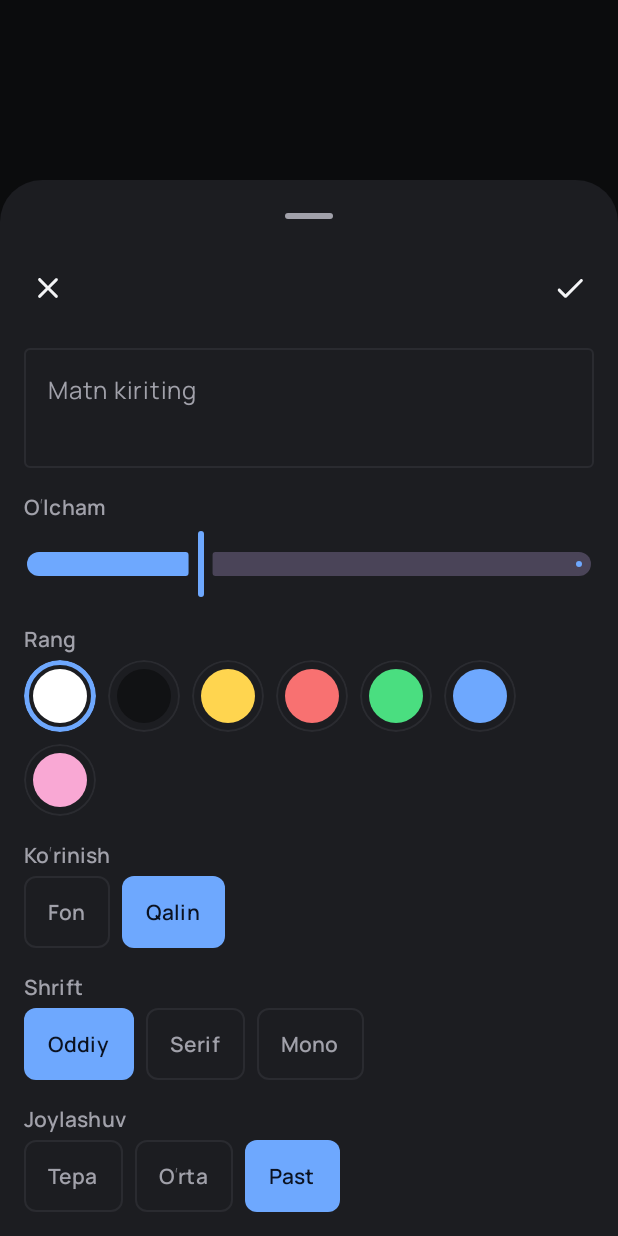
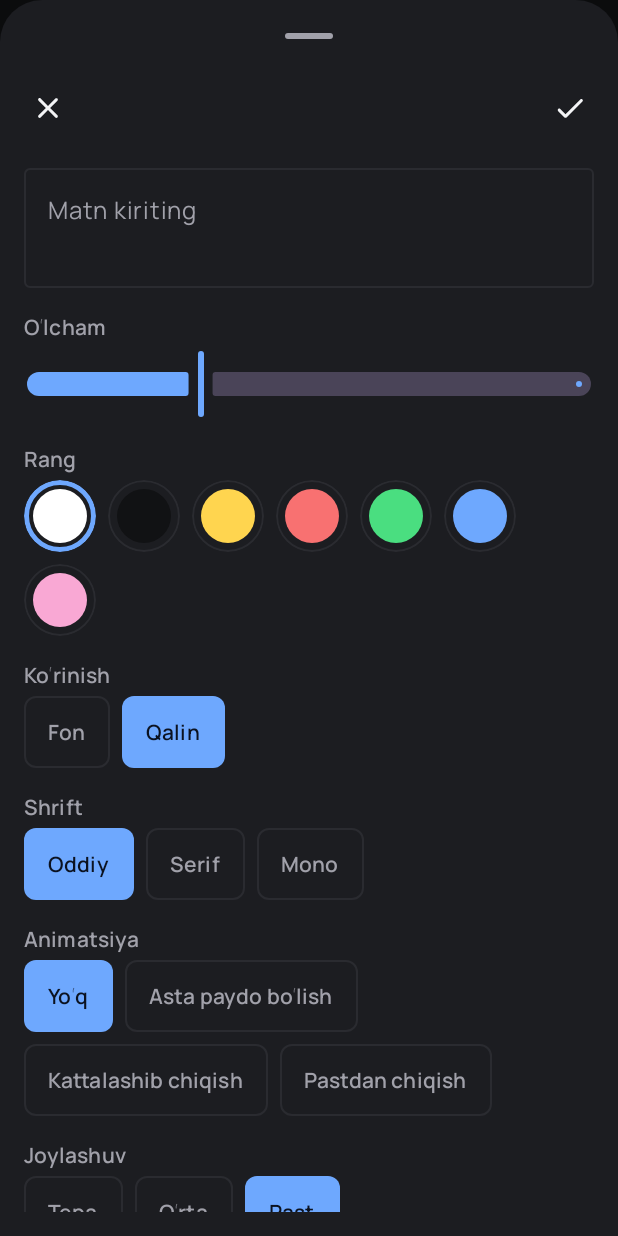
Before and after one commit to AbdulmalikAbdumalikov/fevapp, an Android app built with Jetpack Compose: the composable TextSheet called with empty values, on a phone screen of 412 x 824 dp. Run offline under Robolectric (Android 15) with nearby library versions, the phone set to English and light mode, and no system bars; libraries missing offline, so code that uses them is left out: androidx.hilt.lifecycle.

Commit message:
feat(text): in/out animations (fade, pop, slide up)
TextStyle.animation drives alpha/scale/shift in TextRenderer, so the
preview and the export overlay animate the same way; the overlay redraws
only when the motion changes.

```diff
--- a/core/model/src/main/kotlin/uz/selerown/fevapp/core/model/LaneClips.kt
+++ b/core/model/src/main/kotlin/uz/selerown/fevapp/core/model/LaneClips.kt
@@ -6,6 +6,10 @@ import kotlinx.serialization.Serializable
  * Clips on the free-positioned lanes (text and audio). Unlike main-track
  * clips they keep their own timeline start time and may overlap.
  */
+
+/** In/out animation of a text clip (original, simple motions). */
+@Serializable
+enum class TextAnimation { NONE, FADE, POP, SLIDE_UP }
 
 /** Generic font families available on every device (no downloads). */
 @Serializable
@@ -27,6 +31,8 @@ data class TextStyle(
     val bold: Boolean = true,
     /** Vertical center of the text: 0 = top, 1 = bottom. */
     val positionY: Float = 0.8f,
+    /** How the text appears and disappears. */
+    val animation: TextAnimation = TextAnimation.NONE,
 ) {
     companion object {
         const val MIN_SIZE = 0.03f
--- a/feature/editor/src/main/kotlin/uz/selerown/fevapp/feature/editor/PreviewArea.kt
+++ b/feature/editor/src/main/kotlin/uz/selerown/fevapp/feature/editor/PreviewArea.kt
@@ -116,7 +116,7 @@ private fun TextLayer(project: Project, positionUs: Long, modifier: Modifier) {
         val width = if (fitsWidth) maxWidth else maxHeight * ratio
         val height = if (fitsWidth) maxWidth / ratio else maxHeight
         Canvas(Modifier.align(Alignment.Center).size(width, height)) {
-            drawIntoCanvas { TextRenderer.draw(it.nativeCanvas, size.width.toInt(), size.height.toInt(), visible) }
+            drawIntoCanvas { TextRenderer.draw(it.nativeCanvas, size.width.toInt(), size.height.toInt(), visible, positionUs) }
         }
     }
 }
--- a/feature/editor/src/main/kotlin/uz/selerown/fevapp/feature/editor/TextSheet.kt
+++ b/feature/editor/src/main/kotlin/uz/selerown/fevapp/feature/editor/TextSheet.kt
@@ -43,6 +43,7 @@ import androidx.compose.ui.unit.dp
 import uz.selerown.fevapp.core.designsystem.component.FevToolSheet
 import uz.selerown.fevapp.core.designsystem.theme.FevDimens
 import uz.selerown.fevapp.core.designsystem.theme.FevTheme
+import uz.selerown.fevapp.core.model.TextAnimation
 import uz.selerown.fevapp.core.model.TextClip
 import uz.selerown.fevapp.core.model.TextFont
 import uz.selerown.fevapp.core.model.TextStyle
@@ -65,6 +66,13 @@ private val Positions = listOf(
     0.15f to R.string.position_top,
     0.5f to R.string.position_middle,
     0.8f to R.string.position_bottom,
+)
+
+private val Animations = listOf(
+    TextAnimation.NONE to R.string.anim_none,
+    TextAnimation.FADE to R.string.anim_fade,
+    TextAnimation.POP to R.string.anim_pop,
+    TextAnimation.SLIDE_UP to R.string.anim_slide,
 )
 
 private val Fonts = listOf(
@@ -140,6 +148,13 @@ internal fun TextSheet(
                 }
             }
 
+            SheetSection(R.string.text_animation)
+            FlowRow(horizontalArrangement = Arrangement.spacedBy(8.dp), verticalArrangement = Arrangement.spacedBy(8.dp)) {
+                Animations.forEach { (anim, label) ->
+                    ChoiceChip(stringResource(label), style.animation == anim) { style = style.copy(animation = anim) }
+                }
+            }
+
             SheetSection(R.string.text_position)
             Row(horizontalArrangement = Arrangement.spacedBy(8.dp)) {
                 Positions.forEach { (y, label) ->
--- a/feature/editor/src/main/res/values/strings.xml
+++ b/feature/editor/src/main/res/values/strings.xml
@@ -67,6 +67,11 @@
     <string name="font_sans">Oddiy</string>
     <string name="font_serif">Serif</string>
     <string name="font_mono">Mono</string>
+    <string name="text_animation">Animatsiya</string>
+    <string name="anim_none">Yoʻq</string>
+    <string name="anim_fade">Asta paydo boʻlish</string>
+    <string name="anim_pop">Kattalashib chiqish</string>
+    <string name="anim_slide">Pastdan chiqish</string>
     <string name="text_position">Joylashuv</string>
     <string name="position_top">Tepa</string>
     <string name="position_middle">Oʻrta</string>
```
Also changed, not shown: engine/render/src/main/kotlin/uz/selerown/fevapp/engine/render/TextRenderer.kt (+45 -7 lines), engine/render/src/main/kotlin/uz/selerown/fevapp/engine/render/TimelineTextOverlay.kt (+7 -3 lines).
